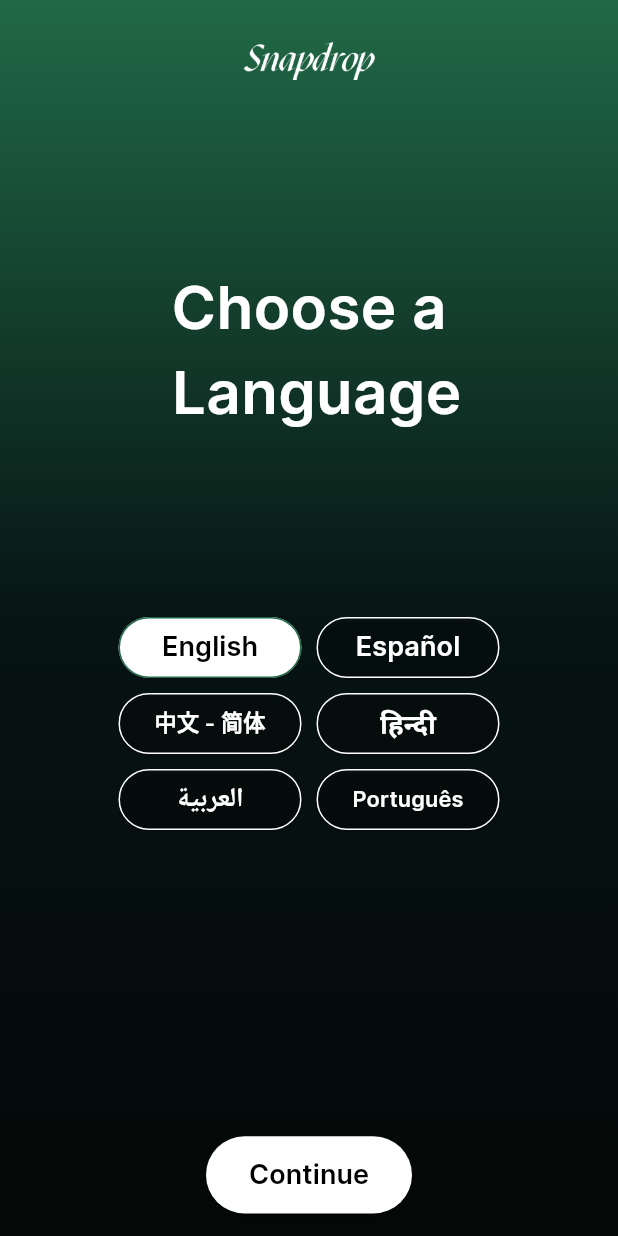
After one commit to Saurabh-7973/snapdrop, a Flutter app: the LanguageSelectionScreen screen opened directly, on a phone screen of 412 x 824 dp. The commit adds this screen. Run offline on Flutter 3.47's test engine with Material 3 defaults, Android fonts, the phone set to English and light mode, and no system bars; our stand-ins replace device_info_plus, firebase_analytics, firebase_core, firebase_crashlytics, firebase_remote_config, flutter_svg and 8 more; missing offline and left inert: photo_manager, photo_manager_image_provider, qr_code_scanner, receive_sharing_intent; accounts and stored records are empty; generated files the repository leaves out were written again; project files that could hold a hidden picture were left out.

Commit message:
language selection -v1 30-06-2024

```diff
--- a/lib/main.dart
+++ b/lib/main.dart
@@ -6,6 +6,7 @@ import 'package:receive_sharing_intent/receive_sharing_intent.dart';
 import 'package:shared_preferences/shared_preferences.dart';
 
 import 'screen/home_screen.dart';
+import 'screen/language_selection.dart';
 import 'screen/onboard_screen.dart';
 import 'screen/qr_screen.dart';
 import 'utils/firebase_initalization_class.dart';
@@ -128,7 +129,8 @@ class _MyAppState extends State<MyApp> with WidgetsBindingObserver {
               );
             } else {
               return firstTimeAppOpen == true
-                  ? const OnboardScreen()
+                  //? const OnboardScreen()
+                  ? LanguageSelectionScreen()
                   : HomeScreen(
                       socketService: null,
                       isIntentSharing: false,
--- /dev/null
+++ b/lib/screen/language_selection.dart
@@ -0,0 +1,152 @@
+import 'package:Snapdrop/screen/onboard_screen.dart';
+import 'package:flutter/material.dart';
+
+import '../constant/theme_contants.dart';
+import '../wigets/app_bar_widget.dart';
+import '../wigets/hero_text.dart';
+
+class LanguageSelectionScreen extends StatefulWidget {
+  @override
+  _LanguageSelectionScreenState createState() =>
+      _LanguageSelectionScreenState();
+}
+
+class _LanguageSelectionScreenState extends State<LanguageSelectionScreen> {
+  List<String> languages = [
+    'English',
+    'Español',
+    '中文 - 简体',
+    'हिन्दी',
+    'العربية',
+    'Português'
+  ];
+
+  String selectedLanguage = 'English';
+
+  @override
+  Widget build(BuildContext context) {
+    var screenHeight = MediaQuery.of(context).size.height;
+    var screenWidth = MediaQuery.of(context).size.width;
+    return Container(
+      color: ThemeConstant.primaryAppColor,
+      child: SafeArea(
+        left: false,
+        right: false,
+        bottom: false,
+        child: Container(
+          decoration: const BoxDecoration(
+            gradient: LinearGradient(
+              colors: [
+                ThemeConstant.primaryAppColor,
+                ThemeConstant.primaryAppColorGradient2,
+                ThemeConstant.primaryAppColorGradient3
+              ],
+              begin: Alignment.topCenter,
+              end: Alignment.bottomCenter,
+            ),
+          ),
+          child: Scaffold(
+            backgroundColor: Colors.transparent,
+            body: Padding(
+              padding: const EdgeInsets.all(15),
+              child: Column(
+                children: [
+                  const AppBarWidget(),
+                  Expanded(
+                    flex: 9,
+                    child: HeroText(
+                      firstLine: 'Choose a',
+                      secondLine: ' Language',
+                      thirdLine: "",
+                    ),
+                  ),
+                  Expanded(
+                    flex: 9,
+                    child: Padding(
+                      padding: const EdgeInsets.symmetric(horizontal: 64.0),
+                      child: SizedBox(
+                        width: screenWidth,
+                        child: GridView.builder(
+                          gridDelegate:
+                              SliverGridDelegateWithFixedCrossAxisCount(
+                            crossAxisCount: 2,
+                            mainAxisSpacing: 10,
+                            crossAxisSpacing: 10,
+                            childAspectRatio: 3,
+                          ),
+                          itemCount: languages.length,
+                          itemBuilder: (context, index) {
+                            bool isSelected =
+                                languages[index] == selectedLanguage;
+                            return ElevatedButton(
+                              onPressed: () {
+                                setState(() {
+                                  selectedLanguage = languages[index];
+                                });
+                              },
+                              style: ElevatedButton.styleFrom(
+                                minimumSize: Size(screenWidth / 2.6, 50),
+                                backgroundColor: isSelected
+                                    ? Colors.white
+                                    : Colors.transparent,
+                                side: BorderSide(
+                                  color: isSelected
+                                      ? ThemeConstant.primaryAppColor
+                                      : Colors.white,
+                                ),
+                                shape: RoundedRectangleBorder(
+                                  borderRadius: BorderRadius.circular(30),
+                                ),
+                              ),
+                              child: FittedBox(
+                                fit: BoxFit.scaleDown,
+                                child: Text(
+                                  languages[index],
+                                  style: isSelected
+                                      ? ThemeConstant.smallTextSizeDarkFontWidth
+                                      : ThemeConstant
+                                          .smallTextSizeWhiteFontWidth,
+                                ),
+                              ),
+                            );
+                          },
+                        ),
+                      ),
+                    ),
+                  ),
+                  ElevatedButton(
+                    onPressed: () {
+                      Navigator.of(context).pushReplacement(
+                        MaterialPageRoute(builder: (_) => OnboardScreen()),
+                      );
+                    },
+                    style: ElevatedButton.styleFrom(
+                      minimumSize: Size(screenWidth / 3, screenHeight / 16),
+                      backgroundColor: Colors.white,
+                      shape: RoundedRectangleBorder(
+                        borderRadius: BorderRadius.circular(30),
+                      ),
+                    ),
+                    child: Row(
+                      mainAxisAlignment: MainAxisAlignment.center,
+                      mainAxisSize: MainAxisSize.min,
+                      children: [
+                        FittedBox(
+                          fit: BoxFit.scaleDown,
+                          child: Text(
+                            'Continue',
+                            style: ThemeConstant.smallTextSizeDarkFontWidth,
+                          ),
+                        ),
+                      ],
+                    ),
+                  ),
+                ],
+              ),
+            ),
+          ),
+        ),
+      ),
+    );
+  }
+}
```
Also changed, not shown: 1 other file.
